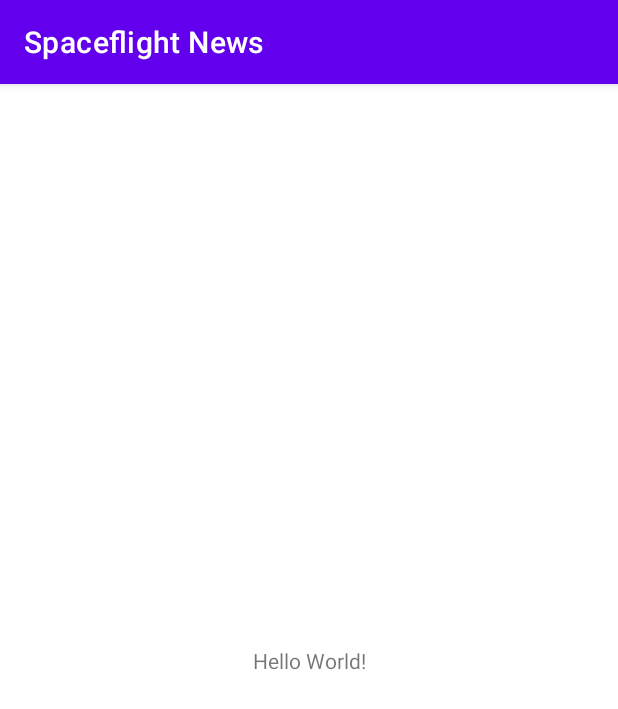
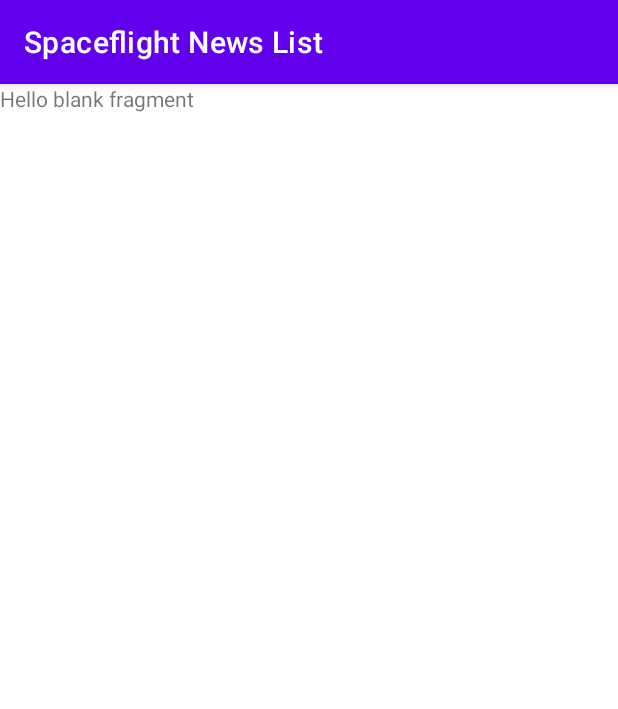
Before and after one commit to sedaaggez/Spaceflight-News-, an Android app: the screen it shows after launch (MainActivity), on a phone screen of 412 x 824 dp. Shown: the top 709 px of the screen. Run offline under Robolectric (Android 15) with nearby library versions, the phone set to English and light mode, and no system bars; our stand-ins replace navigation-ui.

Commit message:
set navigation

```diff
--- a/app/src/main/java/com/sedaaggez/spaceflightnews/view/MainActivity.kt
+++ b/app/src/main/java/com/sedaaggez/spaceflightnews/view/MainActivity.kt
@@ -2,11 +2,23 @@ package com.sedaaggez.spaceflightnews.view
 
 import androidx.appcompat.app.AppCompatActivity
 import android.os.Bundle
+import androidx.navigation.NavController
+import androidx.navigation.Navigation
+import androidx.navigation.ui.NavigationUI
 import com.sedaaggez.spaceflightnews.R
 
 class MainActivity : AppCompatActivity() {
+    private lateinit var navigationController : NavController
+
     override fun onCreate(savedInstanceState: Bundle?) {
         super.onCreate(savedInstanceState)
         setContentView(R.layout.activity_main)
+
+        navigationController = Navigation.findNavController(this,R.id.fragment)
+        NavigationUI.setupActionBarWithNavController(this,navigationController)
+    }
+
+    override fun onSupportNavigateUp(): Boolean {
+        return NavigationUI.navigateUp(navigationController,null)
     }
 }
--- a/app/src/main/res/layout/activity_main.xml
+++ b/app/src/main/res/layout/activity_main.xml
@@ -6,13 +6,12 @@
     android:layout_height="match_parent"
     tools:context=".view.MainActivity">
 
-    <TextView
-        android:layout_width="wrap_content"
-        android:layout_height="wrap_content"
-        android:text="Hello World!"
-        app:layout_constraintBottom_toBottomOf="parent"
-        app:layout_constraintLeft_toLeftOf="parent"
-        app:layout_constraintRight_toRightOf="parent"
-        app:layout_constraintTop_toTopOf="parent" />
+    <fragment
+        android:id="@+id/fragment"
+        android:name="androidx.navigation.fragment.NavHostFragment"
+        android:layout_width="match_parent"
+        android:layout_height="match_parent"
+        app:defaultNavHost="true"
+        app:navGraph="@navigation/news_navigation" />
 
 </androidx.constraintlayout.widget.ConstraintLayout>
--- /dev/null
+++ b/app/src/main/res/navigation/news_navigation.xml
@@ -0,0 +1,22 @@
+<?xml version="1.0" encoding="utf-8"?>
+<navigation xmlns:android="http://schemas.android.com/apk/res/android"
+    xmlns:app="http://schemas.android.com/apk/res-auto"
+    xmlns:tools="http://schemas.android.com/tools"
+    android:id="@+id/news_navigation"
+    app:startDestination="@id/spaceflightNewsListFragment">
+
+    <fragment
+        android:id="@+id/spaceflightNewsListFragment"
+        android:name="com.sedaaggez.spaceflightnews.view.SpaceflightNewsListFragment"
+        android:label="Spaceflight News List"
+        tools:layout="@layout/fragment_spaceflight_news_list">
+        <action
+            android:id="@+id/action_spaceflightNewsListFragment_to_newsFragment"
+            app:destination="@id/newsFragment" />
+    </fragment>
+    <fragment
+        android:id="@+id/newsFragment"
+        android:name="com.sedaaggez.spaceflightnews.view.NewsFragment"
+        android:label="News Fragment"
+        tools:layout="@layout/fragment_news" />
+</navigation>
```
